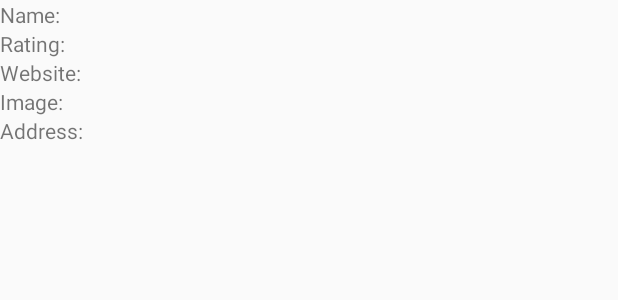
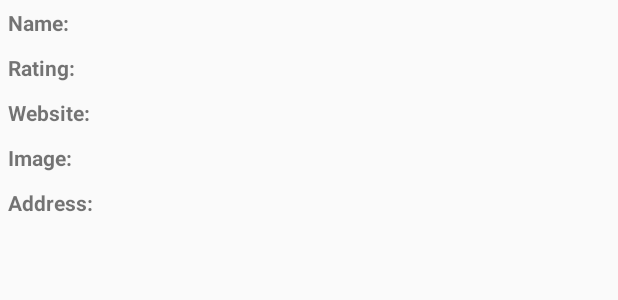
Before and after one commit to sudoalgorithm/SquareAPIParsing, an Android app: the layout list_view_row.xml on its own in the app's theme, with its tools: preview values and no code run, on a phone screen of 412 x 824 dp. Shown: the top 300 px of the screen. Run offline under Robolectric (Android 15) with nearby library versions, the phone set to English and light mode, and no system bars.

Commit message:
Changes in the UI

```diff
--- a/app/src/main/res/layout/list_view_row.xml
+++ b/app/src/main/res/layout/list_view_row.xml
@@ -9,12 +9,14 @@
         android:layout_width="match_parent"
         android:layout_height="wrap_content"
         android:orientation="horizontal"
+        android:layout_margin="5dp"
         >
         <TextView
             android:id="@+id/nameid"
             android:layout_width="wrap_content"
             android:layout_height="wrap_content"
             android:text="Name: "
+            android:textStyle="bold"
             />
         <TextView
             android:id="@+id/name"
@@ -27,12 +29,14 @@
         android:layout_width="match_parent"
         android:layout_height="wrap_content"
         android:orientation="horizontal"
+        android:layout_margin="5dp"
         >
         <TextView
             android:id="@+id/ratingid"
             android:layout_width="wrap_content"
             android:layout_height="wrap_content"
             android:text="Rating: "
+            android:textStyle="bold"
             />
         <TextView
             android:id="@+id/rating"
@@ -45,12 +49,14 @@
         android:layout_width="match_parent"
         android:layout_height="wrap_content"
         android:orientation="horizontal"
+        android:layout_margin="5dp"
         >
         <TextView
             android:id="@+id/websiteid"
             android:layout_width="wrap_content"
             android:layout_height="wrap_content"
             android:text="Website: "
+            android:textStyle="bold"
             />
         <TextView
             android:id="@+id/website"
@@ -62,12 +68,14 @@
         android:layout_width="match_parent"
         android:layout_height="wrap_content"
         android:orientation="horizontal"
+        android:layout_margin="5dp"
         >
         <TextView
             android:id="@+id/imageid"
             android:layout_width="wrap_content"
             android:layout_height="wrap_content"
             android:text="Image: "
+            android:textStyle="bold"
             />
         <TextView
             android:id="@+id/image"
@@ -80,12 +88,14 @@
         android:layout_width="match_parent"
         android:layout_height="wrap_content"
         android:orientation="horizontal"
+        android:layout_margin="5dp"
         >
         <TextView
             android:id="@+id/addressid"
             android:layout_width="wrap_content"
             android:layout_height="wrap_content"
             android:text="Address: "
+            android:textStyle="bold"
             />
 
         <TextView
```
